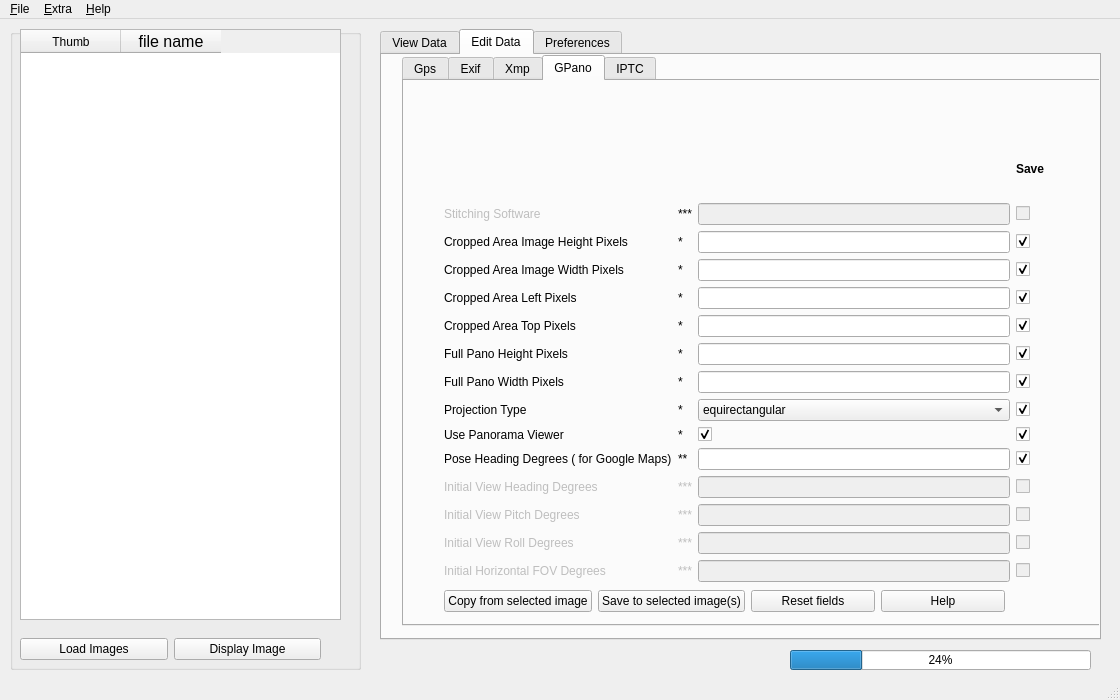
First picture: the form in scripts/ui/MainWindow.ui, repository hvdwolf/pyExifToolGUI, before the edit.
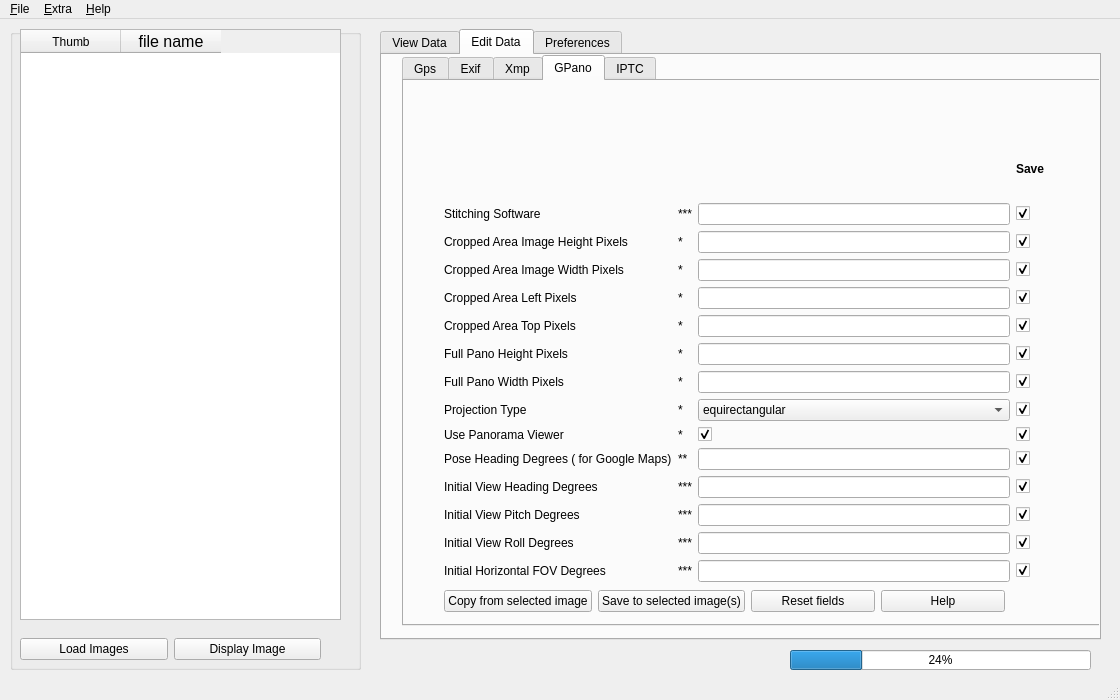
Second picture: the form after the edit. The open tabs and pages were chosen to show the change.

Patch:
```diff
--- a/scripts/ui/MainWindow.ui
+++ b/scripts/ui/MainWindow.ui
@@ -2353,7 +2353,7 @@
          <item row="12" column="0">
           <widget class="QLabel" name="label_66">
            <property name="enabled">
-            <bool>false</bool>
+            <bool>true</bool>
            </property>
            <property name="text">
             <string>Initial View Pitch Degrees</string>
@@ -2363,7 +2363,7 @@
          <item row="14" column="0">
           <widget class="QLabel" name="label_67">
            <property name="enabled">
-            <bool>false</bool>
+            <bool>true</bool>
            </property>
            <property name="text">
             <string>Initial Horizontal FOV Degrees</string>
@@ -2373,7 +2373,7 @@
          <item row="1" column="2">
           <widget class="QLineEdit" name="xmp_StitchingSoftware">
            <property name="enabled">
-            <bool>false</bool>
+            <bool>true</bool>
            </property>
            <property name="toolTip">
             <string/>
@@ -2483,7 +2483,7 @@
          <item row="1" column="0">
           <widget class="QLabel" name="label_64">
            <property name="enabled">
-            <bool>false</bool>
+            <bool>true</bool>
            </property>
            <property name="text">
             <string>Stitching Software</string>
@@ -2615,7 +2615,7 @@
          <item row="11" column="0">
           <widget class="QLabel" name="label_65">
            <property name="enabled">
-            <bool>false</bool>
+            <bool>true</bool>
            </property>
            <property name="text">
             <string>Initial View Heading Degrees</string>
@@ -2625,80 +2625,80 @@
          <item row="11" column="2">
           <widget class="QLineEdit" name="xmp_InitialViewHeadingDegrees">
            <property name="enabled">
-            <bool>false</bool>
+            <bool>true</bool>
            </property>
           </widget>
          </item>
          <item row="1" column="3">
           <widget class="QCheckBox" name="chk_xmp_StitchingSoftware">
            <property name="enabled">
-            <bool>false</bool>
+            <bool>true</bool>
            </property>
            <property name="text">
             <string/>
            </property>
            <property name="checked">
-            <bool>false</bool>
+            <bool>true</bool>
            </property>
           </widget>
          </item>
          <item row="14" column="2">
           <widget class="QLineEdit" name="xmp_InitialHorizontalFOVDegrees">
            <property name="enabled">
-            <bool>false</bool>
+            <bool>true</bool>
            </property>
           </widget>
          </item>
          <item row="12" column="2">
           <widget class="QLineEdit" name="xmp_InitialViewPitchDegrees">
            <property name="enabled">
-            <bool>false</bool>
+            <bool>true</bool>
            </property>
           </widget>
          </item>
          <item row="14" column="3">
           <widget class="QCheckBox" name="chk_xmp_InitialHorizontalFOVDegrees">
            <property name="enabled">
-            <bool>false</bool>
+            <bool>true</bool>
            </property>
            <property name="text">
             <string/>
            </property>
            <property name="checked">
-            <bool>false</bool>
+            <bool>true</bool>
            </property>
           </widget>
          </item>
          <item row="12" column="3">
           <widget class="QCheckBox" name="chk_xmp_InitialViewPitchDegrees">
            <property name="enabled">
-            <bool>false</bool>
+            <bool>true</bool>
            </property>
            <property name="text">
             <string/>
            </property>
            <property name="checked">
-            <bool>false</bool>
+            <bool>true</bool>
            </property>
           </widget>
          </item>
          <item row="11" column="3">
           <widget class="QCheckBox" name="chk_xmp_InitialViewHeadingDegrees">
            <property name="enabled">
-            <bool>false</bool>
+            <bool>true</bool>
            </property>
            <property name="text">
             <string/>
            </property>
            <property name="checked">
-            <bool>false</bool>
+            <bool>true</bool>
            </property>
           </widget>
          </item>
          <item row="13" column="0">
           <widget class="QLabel" name="label_68">
            <property name="enabled">
-            <bool>false</bool>
+            <bool>true</bool>
            </property>
            <property name="text">
             <string>Initial View Roll Degrees</string>
@@ -2708,20 +2708,20 @@
          <item row="13" column="2">
           <widget class="QLineEdit" name="xmp_InitialViewRollDegrees">
            <property name="enabled">
-            <bool>false</bool>
+            <bool>true</bool>
            </property>
           </widget>
          </item>
          <item row="13" column="3">
           <widget class="QCheckBox" name="chk_xmp_InitialViewRollDegrees">
            <property name="enabled">
-            <bool>false</bool>
+            <bool>true</bool>
            </property>
            <property name="text">
             <string/>
            </property>
            <property name="checked">
-            <bool>false</bool>
+            <bool>true</bool>
            </property>
           </widget>
          </item>
@@ -2791,7 +2791,7 @@
          <item row="11" column="1">
           <widget class="QLabel" name="label_83">
            <property name="enabled">
-            <bool>false</bool>
+            <bool>true</bool>
            </property>
            <property name="text">
             <string>***</string>
@@ -2801,7 +2801,7 @@
          <item row="12" column="1">
           <widget class="QLabel" name="label_84">
            <property name="enabled">
-            <bool>false</bool>
+            <bool>true</bool>
            </property>
            <property name="text">
             <string>***</string>
@@ -2811,7 +2811,7 @@
          <item row="13" column="1">
           <widget class="QLabel" name="label_85">
            <property name="enabled">
-            <bool>false</bool>
+            <bool>true</bool>
            </property>
            <property name="text">
             <string>***</string>
@@ -2821,7 +2821,7 @@
          <item row="14" column="1">
           <widget class="QLabel" name="label_86">
            <property name="enabled">
-            <bool>false</bool>
+            <bool>true</bool>
            </property>
            <property name="text">
             <string>***</string>
```
